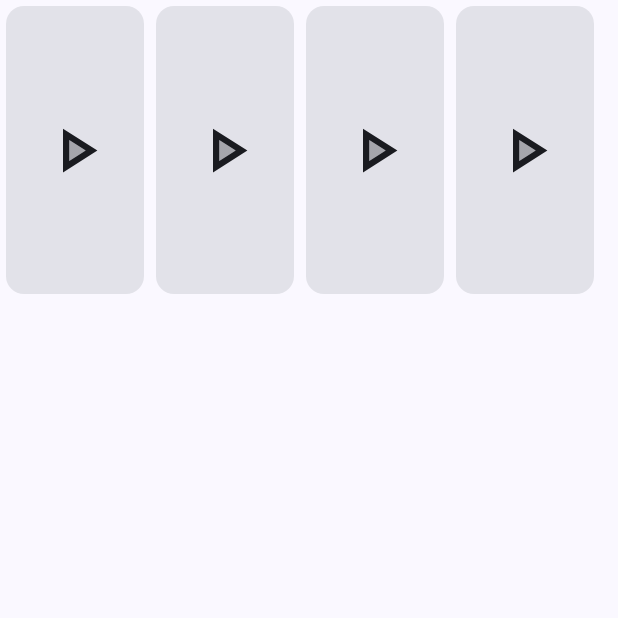
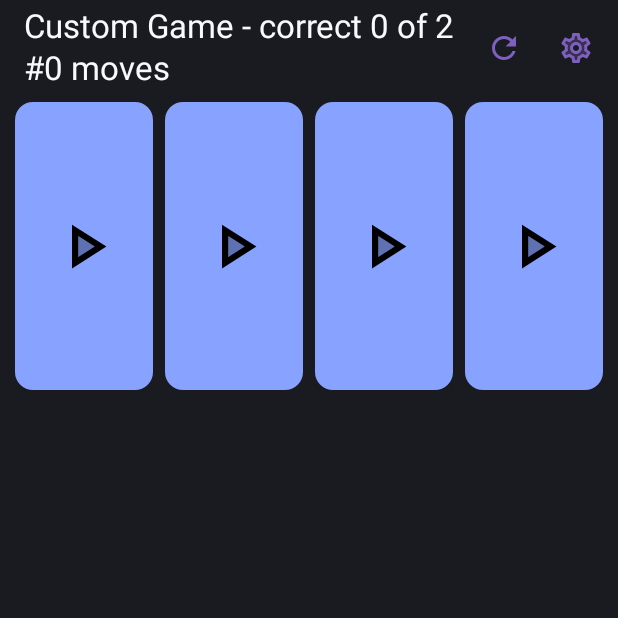
Before and after one commit to ha-yi/pair_card_game_compose, an Android app built with Jetpack Compose: the GameActivity screen opened directly, with no data from a screen before it, on a phone screen of 412 x 824 dp, the top half of it. Run offline under Robolectric (Android 15) with nearby library versions, the phone set to English and light mode, and no system bars; libraries missing offline, so code that uses them is left out: com.bumptech.glide.

Commit message:
finalize game

```diff
--- a/app/build.gradle.kts
+++ b/app/build.gradle.kts
@@ -63,6 +63,11 @@ dependencies {
     implementation("io.coil-kt.coil3:coil-compose:3.0.0-rc01")
 //    implementation("io.coil-kt:coil-gif:2.1.0")
     implementation("io.coil-kt.coil3:coil-network-okhttp:3.0.0-rc01")
+    implementation ("androidx.datastore:datastore-preferences:1.1.1")
+    implementation ("androidx.datastore:datastore-preferences-core:1.1.1")
+    implementation("androidx.datastore:datastore-preferences-rxjava2:1.1.1")
+
+
     testImplementation(libs.junit)
     androidTestImplementation(libs.androidx.junit)
     androidTestImplementation(libs.androidx.espresso.core)
--- a/app/src/main/java/com/hayi/vampair/GameActivity.kt
+++ b/app/src/main/java/com/hayi/vampair/GameActivity.kt
@@ -4,19 +4,10 @@ import android.os.Bundle
 import androidx.activity.ComponentActivity
 import androidx.activity.compose.setContent
 import androidx.activity.enableEdgeToEdge
-import androidx.compose.foundation.layout.fillMaxSize
-import androidx.compose.foundation.layout.padding
-import androidx.compose.material3.Scaffold
-import androidx.compose.material3.Text
-import androidx.compose.runtime.Composable
 import androidx.compose.runtime.getValue
 import androidx.compose.runtime.mutableStateOf
 import androidx.compose.runtime.remember
-import androidx.compose.runtime.setValue
-import androidx.compose.ui.Modifier
-import androidx.compose.ui.tooling.preview.Preview
-import com.hayi.vampair.ui.common.GameBoard
-import com.hayi.vampair.ui.theme.PairCardGameTheme
+import com.hayi.vampair.ui.game.GameBoard
 
 class GameActivity : ComponentActivity() {
     override fun onCreate(savedInstanceState: Bundle?) {
@@ -27,7 +18,11 @@ class GameActivity : ComponentActivity() {
                 mutableStateOf(intent.getIntExtra("start", 0))
             }
 
-            GameBoard(start = start, length = intent.getIntExtra("end", 4)) {
+            GameBoard(
+                start = start,
+                length = intent.getIntExtra("end", 4),
+                title = intent.getStringExtra("level") ?: "Custom Game"
+            ) {
                 finish()
             }
         }
--- /dev/null
+++ b/app/src/main/java/com/hayi/vampair/domain/store/DataStore.kt
@@ -0,0 +1,22 @@
+package com.hayi.vampair.domain.store
+
+import android.content.Context
+import android.content.SharedPreferences
+import androidx.activity.ComponentActivity
+
+class StoreData(private val context: ComponentActivity) {
+    private val sharedPref: SharedPreferences = context.getPreferences(Context.MODE_PRIVATE)
+
+    val SHOW_IMAGE_UPON_SUCCESS: String = "show_image_upon_success"
+
+    fun setShowImageUponSuccess(show: Boolean) {
+        with (sharedPref.edit()) {
+            putBoolean(SHOW_IMAGE_UPON_SUCCESS, show)
+            apply()
+        }
+    }
+
+    fun getShowImageUponSuccess(): Boolean {
+        return sharedPref.getBoolean(SHOW_IMAGE_UPON_SUCCESS, false)
+    }
+}
--- a/app/src/main/java/com/hayi/vampair/ui/common/GameBoard.kt
+++ /dev/null
@@ -1,138 +0,0 @@
-package com.hayi.vampair.ui.common
-
-import android.annotation.SuppressLint
-import android.util.Log
-import androidx.compose.foundation.layout.fillMaxSize
-import androidx.compose.foundation.layout.height
-import androidx.compose.foundation.lazy.LazyColumn
-import androidx.compose.foundation.lazy.LazyRow
-import androidx.compose.material.icons.Icons
-import androidx.compose.material.icons.twotone.ThumbUp
-import androidx.compose.material3.AlertDialog
-import androidx.compose.material3.Icon
-import androidx.compose.material3.Scaffold
-import androidx.compose.material3.Text
-import androidx.compose.material3.TextButton
-import androidx.compose.runtime.Composable
-import androidx.compose.runtime.LaunchedEffect
-import androidx.compose.runtime.remember
-import androidx.compose.runtime.getValue
-import androidx.compose.runtime.mutableIntStateOf
-import androidx.compose.runtime.mutableLongStateOf
-import androidx.compose.runtime.mutableStateOf
-import androidx.compose.runtime.setValue
-import androidx.compose.ui.Modifier
-import androidx.compose.ui.platform.LocalConfiguration
-import androidx.compose.ui.unit.dp
-import com.hayi.vampair.ui.theme.PairCardGameTheme
-import kotlinx.coroutines.CoroutineScope
-import kotlinx.coroutines.Dispatchers
-import kotlinx.coroutines.delay
-import kotlinx.coroutines.launch
-
-@SuppressLint("UnusedMaterial3ScaffoldPaddingParameter")
-@Composable
-fun GameBoard(
-    start: Int,
-    length: Int,
-    onComplete: () -> Unit
-) {
-    val row = (start..<(length/2)).toList()
-    val total = (row.shuffled() + row.shuffled()).shuffled().mapIndexed { index, i -> Pair(index, i) }.chunked(5)
-    val configuration = LocalConfiguration.current
-    val screenWidth = configuration.screenWidthDp.dp
-    val startTime = remember {
-        mutableLongStateOf(System.currentTimeMillis())
-    }
-
-    Log.e("TAG", "onCreate: $screenWidth")
-    var openCount by remember {
-        mutableIntStateOf(0)
-    }
-
-    var correctCount by remember {
-        mutableIntStateOf(0)
-    }
-
-    val showWinnerDialog = remember { mutableStateOf(false) }
-
-    if (showWinnerDialog.value) {
-        AlertDialog(
-            icon = {
-                Icon(Icons.TwoTone.ThumbUp, contentDescription = "Winner")
-            },
-            title = {
-                Text(text = "Congratulations!!!")
-            },
-            text = {
-                Text(
-                    text = "You have completed the puzzle in $openCount moves and ${(System.currentTimeMillis() - startTime.longValue)/1000} seconds."
-                )
-            },
-            confirmButton = {
-                TextButton(
-                    onClick = {
-                        onComplete()
-                        openCount = 0
-                        correctCount = 0
-                        showWinnerDialog.value = false
-                    }
-                ) {
-                    Text("Confirm")
-                }
-            },
-            onDismissRequest = { /*TODO*/ },
-            )
-    }
-
-    PairCardGameTheme {
-        Scaffold(modifier = Modifier.fillMaxSize()) { innerPadding ->
-            var opened = remember<GameCardItem?> {
-                null
-            }
-            LazyColumn {
-                items(total.size) {col ->
-                    LazyRow(
-                        modifier = Modifier.height(200.dp)
-                    ) {
-                        items(total[col].size) {row ->
-                            Log.e("CARD", "recreateCard: ${total[col][row]}")
-                            GameCard(
-                                cardNumber = total[col][row].first,
-                                cardValue = total[col][row].second,
-                                onCardClicked = { status, item ->
-                                    if (status) {
-                                        openCount += 1
-                                        if (opened == null) {
-                                            opened = item
-                                        } else {
-                                            val correct = opened!!.value == item.value && item.index != opened!!.index
-                                            opened?.revertCard?.invoke(correct)
-                                            item.revertCard(correct)
-                                            opened = null
-                                            if (correct) {
-                                                correctCount += 1
-                                            }
-                                        }
-                                    } else {
-                                        item.revertCard(false)
-                                    }
-                                }
-                            )
-                        }
-                    }
-                }
-            }
-
-            LaunchedEffect(key1 = correctCount) {
-
-                if (correctCount == row.size) {
-                    CoroutineScope(Dispatchers.Main).launch {
-                        delay(1000)
-                        showWinnerDialog.value = true
-                    }
-                }
-            }
-        }
-    }
-}
--- a/app/src/main/java/com/hayi/vampair/ui/common/LevelChooser.kt
+++ b/app/src/main/java/com/hayi/vampair/ui/common/LevelChooser.kt
@@ -1,23 +1,18 @@
 package com.hayi.vampair.ui.common
 
-import android.content.Intent
 import androidx.compose.foundation.layout.Arrangement
 import androidx.compose.foundation.layout.Column
 import androidx.compose.foundation.layout.Row
 import androidx.compose.foundation.layout.Spacer
-import androidx.compose.foundation.layout.fillMaxSize
 import androidx.compose.foundation.layout.fillMaxWidth
 import androidx.compose.foundation.layout.height
 import androidx.compose.foundation.lazy.LazyRow
-import androidx.compose.material3.AlertDialog
 import androidx.compose.material3.Button
 import androidx.compose.material3.Card
 import androidx.compose.material3.MaterialTheme
 import androidx.compose.material3.RadioButton
 import androidx.compose.material3.Slider
-import androidx.compose.material3.SliderColors
 import androidx.compose.material3.SliderDefaults
-import androidx.compose.material3.Switch
 import androidx.compose.material3.Text
 import androidx.compose.runtime.Composable
 import androidx.compose.runtime.mutableIntStateOf
--- a/app/src/main/java/com/hayi/vampair/ui/common/Tile.kt
+++ b/app/src/main/java/com/hayi/vampair/ui/common/Tile.kt
@@ -2,36 +2,22 @@
 
 package com.hayi.vampair.ui.common
 
-import android.R
-import android.util.Log
-import androidx.compose.animation.animateColorAsState
 import androidx.compose.animation.core.animateFloatAsState
 import androidx.compose.animation.core.tween
-import androidx.compose.foundation.Image
 import androidx.compose.foundation.clickable
-import androidx.compose.foundation.layout.Arrangement
 import androidx.compose.foundation.layout.Box
-import androidx.compose.foundation.layout.Column
 import androidx.compose.foundation.layout.aspectRatio
 import androidx.compose.foundation.layout.fillMaxSize
 import androidx.compose.foundation.layout.fillMaxWidth
-import androidx.compose.foundation.layout.height
 import androidx.compose.foundation.layout.padding
 import androidx.compose.foundation.layout.size
-import androidx.compose.foundation.layout.width
 import androidx.compose.material.icons.Icons
 import androidx.compose.material.icons.rounded.Check
-import androidx.compose.material.icons.twotone.Check
 import androidx.compose.material.icons.twotone.PlayArrow
-import androidx.compose.material.icons.twotone.Refresh
 import androidx.compose.material3.Card
-import androidx.compose.material3.CardColors
 import androidx.compose.material3.CardDefaults
-import androidx.compose.material3.CardElevation
 import androidx.compose.material3.Icon
-import androidx.compose.material3.Text
 import androidx.compose.runtime.Composable
-import androidx.compose.runtime.LaunchedEffect
 import androidx.compose.runtime.getValue
 import androidx.compose.runtime.mutableStateOf
 import androidx.compose.runtime.remember
@@ -54,6 +40,7 @@ fun GameCard(
     cardNumber: Int,
     cardValue: Int,
     onCardClicked: (rotated: Boolean, item: GameCardItem) -> Unit,
+    showImageOnCorrect: Boolean,
     modifier: Modifier = Modifier
 ) {
     val visible = remember { mutableStateOf(true) }
@@ -67,11 +54,20 @@ fun GameCard(
             contentAlignment = Alignment.Center
         ) {
             Box(modifier = Modifier.align(Alignment.Center)) {
-                Icon(
-                    Icons.Rounded.Check,
-                    contentDescription = "", modifier = Modifier.size(50.dp).padding(10.dp),
-                    tint = Color.Green.copy(alpha = 0.5f)
-                )
+                when {
+                    showImageOnCorrect -> Card(
+                        modifier = Modifier
+                            .fillMaxSize()
+                    ) {
+                        CardFace("https://i.pravatar.cc/300?img=$cardValue")
+                    }
+                    else -> Icon(
+                        Icons.Rounded.Check,
+                        contentDescription = "", modifier = Modifier.size(50.dp).padding(10.dp),
+                        tint = Color.Green.copy(alpha = 0.5f)
+                    )
+                }
+
             }
         }
     } else {
@@ -118,6 +114,9 @@ fun GameCard(
                         rotated = !rotated
                         onCardClicked(rotated, GameCardItem(cardNumber, cardValue, revertCard))
                     },
+                colors = CardDefaults.cardColors(
+                    containerColor = Color(0xFF87A2FF)
+                )
             )
             {
                 Box(
--- /dev/null
+++ b/app/src/main/java/com/hayi/vampair/ui/game/GameBoard.kt
@@ -0,0 +1,236 @@
+package com.hayi.vampair.ui.game
+
+import android.annotation.SuppressLint
+import android.util.Log
+import androidx.compose.foundation.layout.Arrangement
+import androidx.compose.foundation.layout.Spacer
+import androidx.compose.foundation.layout.fillMaxSize
+import androidx.compose.foundation.layout.height
+import androidx.compose.foundation.lazy.LazyColumn
+import androidx.compose.foundation.lazy.LazyRow
+import androidx.compose.material.icons.Icons
+import androidx.compose.material.icons.twotone.Refresh
+import androidx.compose.material.icons.twotone.Settings
+import androidx.compose.material3.AlertDialog
+import androidx.compose.material3.Button
+import androidx.compose.material3.ExperimentalMaterial3Api
+import androidx.compose.material3.Icon
+import androidx.compose.material3.IconButton
+import androidx.compose.material3.MaterialTheme
+import androidx.compose.material3.Scaffold
+import androidx.compose.material3.Text
+import androidx.compose.material3.TopAppBar
+import androidx.compose.material3.TopAppBarDefaults
+import androidx.compose.runtime.Composable
+import androidx.compose.runtime.LaunchedEffect
+import androidx.compose.runtime.SideEffect
+import androidx.compose.runtime.getValue
+import androidx.compose.runtime.mutableIntStateOf
+import androidx.compose.runtime.mutableLongStateOf
+import androidx.compose.runtime.mutableStateOf
+import androidx.compose.runtime.remember
+import androidx.compose.runtime.setValue
+import androidx.compose.ui.Alignment
+import androidx.compose.ui.Modifier
+import androidx.compose.ui.graphics.Color
+import androidx.compose.ui.platform.LocalContext
+import androidx.compose.ui.unit.dp
+import com.hayi.vampair.domain.store.StoreData
+import com.hayi.vampair.ui.common.GameCard
+import com.hayi.vampair.ui.common.GameCardItem
+import com.hayi.vampair.ui.common.SettingsDialog
+import com.hayi.vampair.ui.common.WinDialog
+import com.hayi.vampair.ui.theme.PairCardGameTheme
+import com.hayi.vampair.utils.getActivity
+import kotlinx.coroutines.CoroutineScope
+import kotlinx.coroutines.Dispatchers
+import kotlinx.coroutines.delay
+import kotlinx.coroutines.launch
+
+@SuppressLint("UnusedMaterial3ScaffoldPaddingParameter")
+@Composable
+fun GameBoard(
+    start: Int,
+    length: Int,
+    title: String,
+    onComplete: () -> Unit
+) {
+    val row = (start..<(length / 2)).toList()
+    val total = (row.shuffled() + row.shuffled()).shuffled().mapIndexed { index, i -> Pair(index, i) }.chunked(5)
+    val startTime = remember {
+        mutableLongStateOf(System.currentTimeMillis())
+    }
+
+    var openCount by remember {
+        mutableIntStateOf(0)
+    }
+
+    var correctCount by remember {
+        mutableIntStateOf(0)
+    }
+
+    val showWinnerDialog = remember { mutableStateOf(false) }
+
+    when {
+        showWinnerDialog.value -> WinDialog(
+            openCount = openCount,
+            startTime = startTime.longValue,
+        ) {
+            onComplete()
+        }
+    }
+
+    var opened = remember<GameCardItem?> {
+        null
+    }
+
+    val showImageUponSuccess = remember {
+        mutableStateOf(false)
+    }
+    val context = LocalContext.current
+    SideEffect {
+        context.getActivity()?.let {
+            showImageUponSuccess.value = StoreData(it).getShowImageUponSuccess()
+        }
+    }
+
+    PairCardGameTheme {
+        Scaffold(
+            modifier = Modifier.fillMaxSize(),
+            topBar = {
+                GameBoardAppBar(
+                    level = "$title - correct $correctCount of ${length/2} #$openCount moves",
+                    onSetting = {
+                        context.getActivity()?.let {
+                            showImageUponSuccess.value = StoreData(it).getShowImageUponSuccess()
+                        }
+                    }
+                )
+            },
+            containerColor = MaterialTheme.colorScheme.onSurface,
+        ) { innerPadding ->
+            LazyColumn(
+                verticalArrangement = Arrangement.Top,
+                horizontalAlignment = Alignment.CenterHorizontally,
+                modifier = Modifier.fillMaxSize()
+            ){
+                item {
+                    Spacer(modifier = Modifier.height(innerPadding.calculateTopPadding()))
+                }
+                items(total.size) { col ->
+                    LazyRow(
+                        modifier = Modifier.height(200.dp),
+                        horizontalArrangement = Arrangement.Center,
+                        verticalAlignment = Alignment.CenterVertically,
+                    ) {
+                        items(total[col].size) { row ->
+                            Log.e("CARD", "recreateCard: ${total[col][row]}")
+                            GameCard(
+                                cardNumber = total[col][row].first,
+                                cardValue = total[col][row].second,
+                                showImageOnCorrect = showImageUponSuccess.value,
+                                onCardClicked = { status, item ->
+                                    if (status) {
+                                        openCount += 1
+                                        if (opened == null) {
+                                            opened = item
+                                        } else {
+                                            val correct = opened!!.value == item.value && item.index != opened!!.index
+                                            opened?.revertCard?.invoke(correct)
+                                            item.revertCard(correct)
+                                            opened = null
+                                            if (correct) {
+                                                correctCount += 1
+                                            }
+                                        }
+                                    } else {
+                                        item.revertCard(false)
+                                    }
+                                }
+                            )
+                        }
+                    }
+                }
+            }
+
+            LaunchedEffect(key1 = correctCount) {
+                if (correctCount == row.size) {
+                    CoroutineScope(Dispatchers.Main).launch {
+                        delay(1000)
+                        showWinnerDialog.value = true
+                    }
+                }
+            }
+        }
+    }
+}
+
+@OptIn(ExperimentalMaterial3Api::class)
+@Composable
+fun GameBoardAppBar(
+    level: String,
+    onSetting: () -> Unit,
+) {
+
+    var openSettings by  remember {
+        mutableStateOf(false)
+    }
+
+    var openRecreate by  remember {
+        mutableStateOf(false)
+    }
+
+    val context = LocalContext.current
+
+    when {
+        openSettings -> SettingsDialog(
+            onDismiss = {
+                onSetting()
+                openSettings = false
+            }
+        )
+        openRecreate -> {
+            AlertDialog(
+                title = { Text(text = "Are you sure you want to restart the game?") },
+                text = { Text(text = "This action cannot be undone") },
+                onDismissRequest = {
+                    openRecreate = false
+                },
+                confirmButton = {
+                Button(onClick = {
+                    context.getActivity()?.recreate()
+                }) {
+                    Text(text = "Yes Restart Game")
+                }
+            })
+        }
+    }
+
+
+
+    TopAppBar(
+        title = { Text(text = level) },
+        colors = TopAppBarDefaults.topAppBarColors(
+            containerColor = MaterialTheme.colorScheme.onSurface,
+            titleContentColor = MaterialTheme.colorScheme.surface,
+            actionIconContentColor = Color(0xFF7E60BF)
+        ),
+        actions = {
+            IconButton(
+                onClick = {
+                    openRecreate = true
+                }
+            ) {
+                Icon(Icons.TwoTone.Refresh, contentDescription = "Reset")
+            }
+
+            IconButton(
+                onClick = {
+                    openSettings = true
+                }
+            ) {
+                Icon(Icons.TwoTone.Settings, contentDescription = "settings")
+            }
+        }
+    )
+}
--- /dev/null
+++ b/app/src/main/java/com/hayi/vampair/utils/ContextExt.kt
@@ -0,0 +1,11 @@
+package com.hayi.vampair.utils
+
+import android.content.Context
+import android.content.ContextWrapper
+import androidx.activity.ComponentActivity
+
+fun Context.getActivity(): ComponentActivity? = when (this) {
+    is ComponentActivity -> this
+    is ContextWrapper -> baseContext.getActivity()
+    else -> null
+}
```
Also changed, not shown: app/src/main/java/com/hayi/vampair/MainActivity.kt (+0 -8 lines), app/src/main/java/com/hayi/vampair/ui/common/SettingsDialog.kt (added, +56 -0 lines), app/src/main/java/com/hayi/vampair/ui/common/WinDialog.kt (added, +39 -0 lines).
